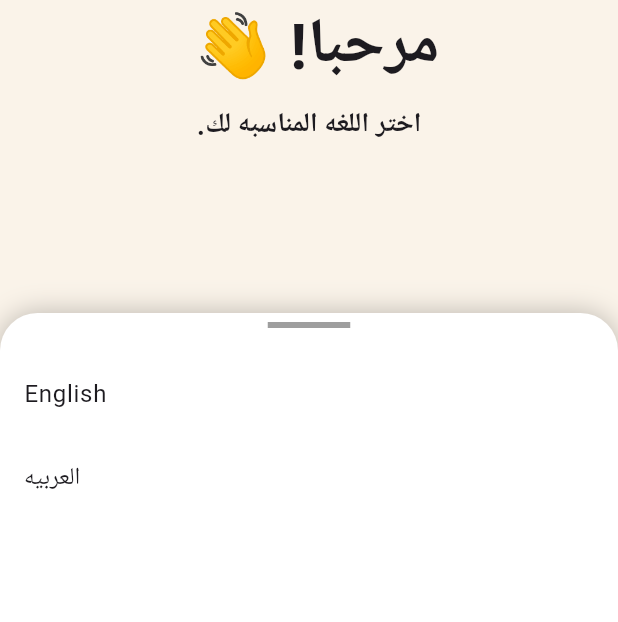
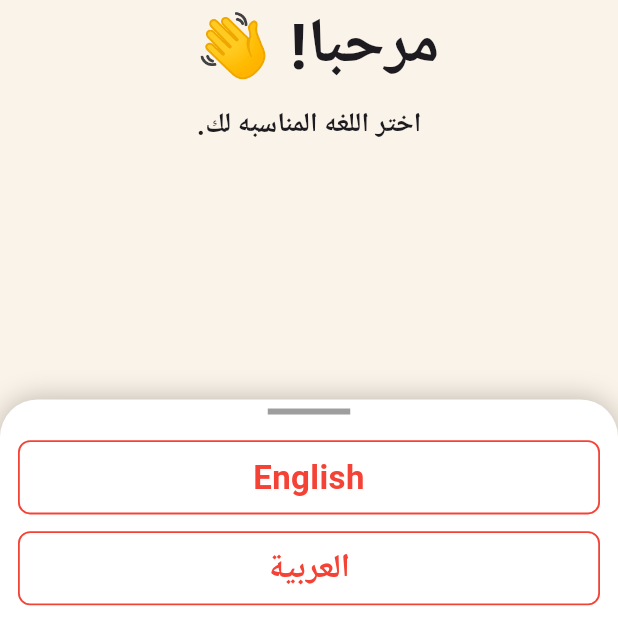
Before and after one commit to AbdelrahmanSiam/dushka_burger_task, a Flutter app: the screen it shows after launch, on a phone screen of 412 x 824 dp, the part 614-1236 px from its top. Run offline on Flutter 3.47's test engine with Material 3 defaults, Android fonts, the light colour scheme and no system bars.

Commit message:
create CustomLanguageButton

```diff
--- /dev/null
+++ b/lib/features/languages/presentation/views/widgets/custom_language_button.dart
@@ -0,0 +1,29 @@
+import 'package:flutter/material.dart';
+
+class CustomLanguageButton extends StatelessWidget {
+  const CustomLanguageButton({super.key, required this.language});
+  final String language;
+  @override
+  Widget build(BuildContext context) {
+    return Container(
+      margin: EdgeInsets.symmetric(horizontal: 12),
+      width: double.infinity,
+      decoration: BoxDecoration(
+        borderRadius: BorderRadius.circular(8),
+        border: BoxBorder.all(color: Colors.red, width: 1.2),
+      ),
+      child: Padding(
+        padding: const EdgeInsets.all(8.0),
+        child: Text(
+          language,
+          style: TextStyle(
+            color: Colors.red,
+            fontSize: 22,
+            fontWeight: FontWeight.bold,
+          ),
+          textAlign: TextAlign.center,
+        ),
+      ),
+    );
+  }
+}
--- a/lib/features/languages/presentation/views/widgets/draggable_scrollable_sheet_widget.dart
+++ b/lib/features/languages/presentation/views/widgets/draggable_scrollable_sheet_widget.dart
@@ -1,3 +1,4 @@
+import 'package:dusks_burger_task/features/languages/presentation/views/widgets/custom_language_button.dart';
 import 'package:flutter/material.dart';
 
 class DraggableScrollableSheetWidget extends StatelessWidget {
@@ -6,9 +7,9 @@ class DraggableScrollableSheetWidget extends StatelessWidget {
   @override
   Widget build(BuildContext context) {
     return DraggableScrollableSheet(
-      initialChildSize: 0.25,
-      minChildSize: 0.25,
-      maxChildSize: 0.25,
+      initialChildSize: 0.18,
+      minChildSize: 0.18,
+      maxChildSize: 0.2,
       builder: (context, scrollController) {
         return Container(
           decoration: const BoxDecoration(
@@ -16,18 +17,19 @@ class DraggableScrollableSheetWidget extends StatelessWidget {
             borderRadius: BorderRadius.vertical(top: Radius.circular(25)),
             boxShadow: [BoxShadow(blurRadius: 15, color: Colors.black26)],
           ),
-          child: ListView(
-            controller: scrollController,
-            children: const [
+          child: Column(
+            children: [
               Center(
                 child: SizedBox(
                   width: 55,
                   child: Divider(thickness: 4, color: Colors.grey),
                 ),
               ),
-              SizedBox(height: 10),
-              ListTile(title: Text("English")),
-              ListTile(title: Text("العربيه")),
+              Spacer(),
+              CustomLanguageButton(language: "English"),
+              Spacer(),
+              CustomLanguageButton(language: "العربية"),
+              Spacer(),
             ],
           ),
         );
```
